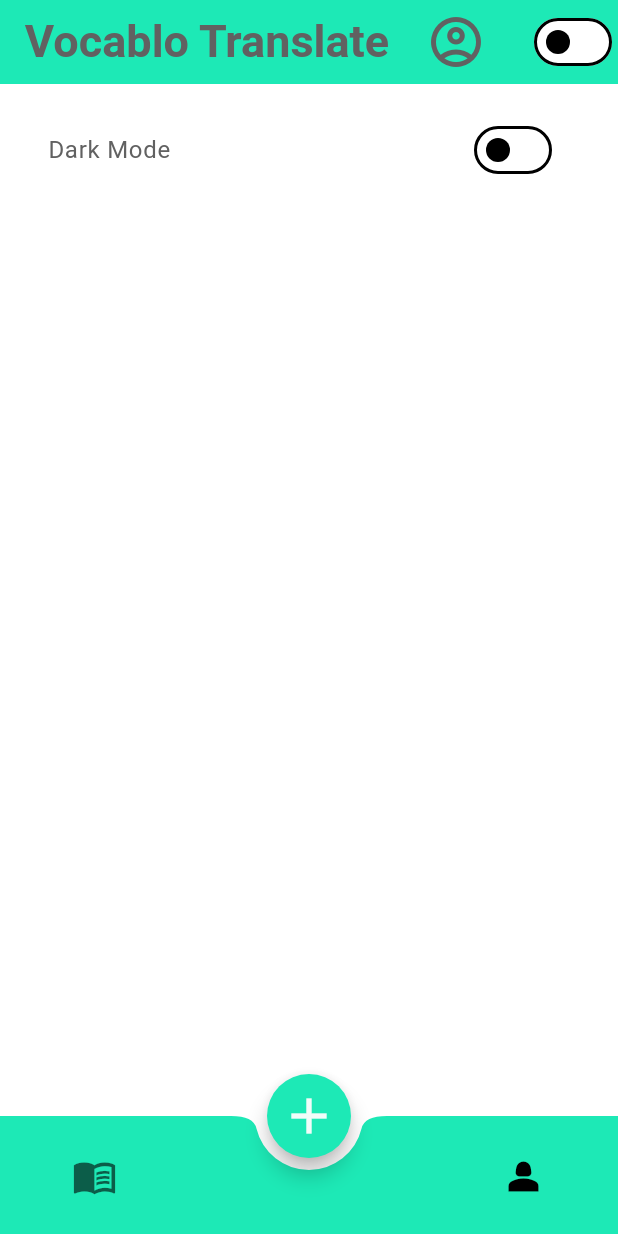
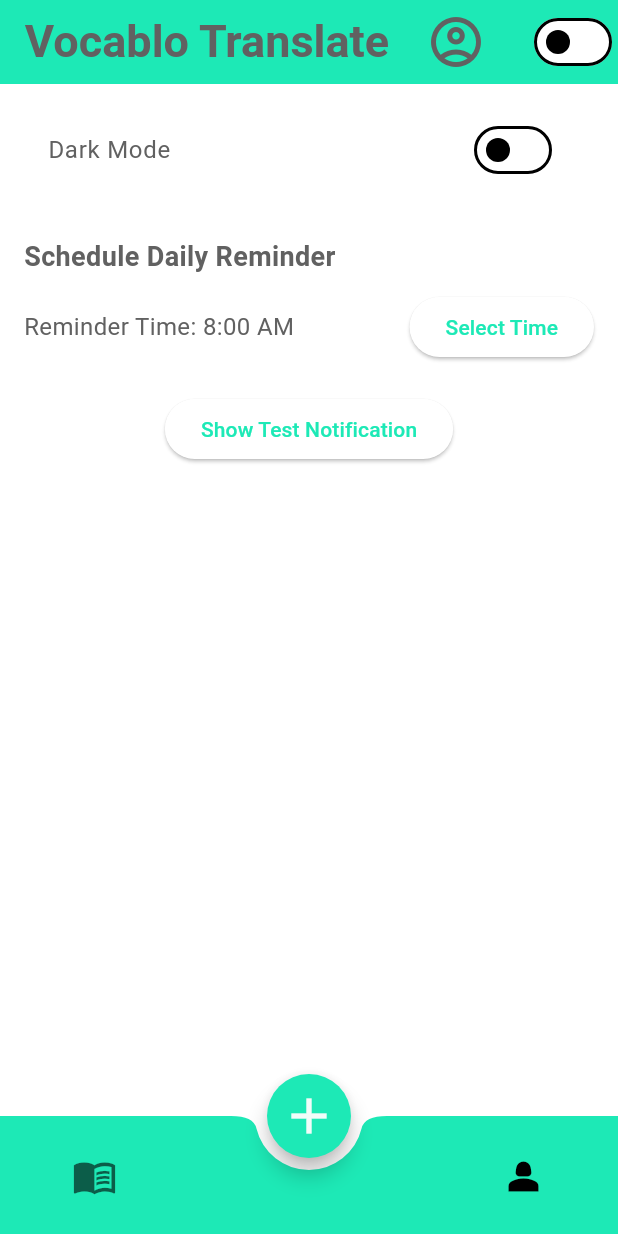
Before and after one commit to Nadun-Charuka/Vocablo, a Flutter app: the screen it shows after launch, after a tap on the "compare arrows" icon, after a tap on the "menu book" icon, after a tap on the "person 2" icon, on a phone screen of 412 x 824 dp. Run offline on Flutter 3.47's test engine with Material 3 defaults, Android fonts, the phone set to English and light mode, and no system bars; our stand-ins replace flutter_local_notifications, shared_preferences, timezone; missing offline and left inert: translator.

Commit message:
with errors

```diff
--- a/lib/main.dart
+++ b/lib/main.dart
@@ -1,19 +1,22 @@
 // main.dart
 import 'package:flutter/material.dart';
 import 'package:provider/provider.dart';
-import 'package:vocablo_app/constants/colors.dart';
 
 import 'package:vocablo_app/constants/theme.dart';
 import 'package:vocablo_app/screens/practice_screen.dart';
 import 'package:vocablo_app/screens/add_new_screen.dart';
 import 'package:vocablo_app/screens/profile_screen.dart';
 import 'package:vocablo_app/screens/shared_state.dart';
+import 'package:vocablo_app/services/notification_service.dart';
 import 'package:vocablo_app/widgets/custom_animated_bottomappbar.dart';
 
 import 'package:vocablo_app/widgets/theme_provider.dart'; // Import ThemeProvider
 
+final GlobalKey<NavigatorState> navigatorKey = GlobalKey<NavigatorState>();
+
 void main() async {
   WidgetsFlutterBinding.ensureInitialized();
+  await notificationService.init();
   await sharedState.loadFromLocalStorage(); // Load stored translations
   runApp(
     ChangeNotifierProvider(
@@ -32,6 +35,7 @@ class MyApp extends StatelessWidget {
     final themeProvider = Provider.of<ThemeProvider>(context);
 
     return MaterialApp(
+      navigatorKey: navigatorKey,
       debugShowCheckedModeBanner: false,
       theme: lightTheme, // Defined in theme.dart
       darkTheme: darkTheme, // Defined in theme.dart
@@ -53,7 +57,9 @@ class _MainScreenState extends State<MainScreen> {
   PageController controller = PageController();
 
   final List<Widget> _pages = [
-    PracticeScreen(),
+    PracticeScreen(
+      payload: '',
+    ),
     AddNewScreen(),
     const ProfileScreen(),
   ];
--- a/lib/screens/practice_screen.dart
+++ b/lib/screens/practice_screen.dart
@@ -6,6 +6,10 @@ import 'package:vocablo_app/widgets/custom_sized_box.dart';
 import 'shared_state.dart'; // Import shared state
 
 class PracticeScreen extends StatefulWidget {
+  final String payload;
+
+  PracticeScreen({required this.payload});
+
   @override
   _PracticeScreenState createState() => _PracticeScreenState();
 }
--- a/lib/screens/profile_screen.dart
+++ b/lib/screens/profile_screen.dart
@@ -1,11 +1,31 @@
 // lib/screens/profile_screen.dart
 import 'package:flutter/material.dart';
 import 'package:provider/provider.dart';
+import 'package:vocablo_app/services/notification_service.dart';
+import 'package:vocablo_app/widgets/custom_sized_box.dart';
 import 'package:vocablo_app/widgets/theme_provider.dart';
 import '../widgets/custom_appbar.dart'; // Import CustomAppbar
 
-class ProfileScreen extends StatelessWidget {
+class ProfileScreen extends StatefulWidget {
   const ProfileScreen({super.key});
+
+  @override
+  State<ProfileScreen> createState() => _ProfileScreenState();
+}
+
+class _ProfileScreenState extends State<ProfileScreen> {
+  TimeOfDay _selectedTime = TimeOfDay(hour: 8, minute: 0); // Default time
+  Future<void> _selectTime(BuildContext context) async {
+    final TimeOfDay? picked = await showTimePicker(
+      context: context,
+      initialTime: _selectedTime,
+    );
+    if (picked != null && picked != _selectedTime) {
+      setState(() {
+        _selectedTime = picked;
+      });
+    }
+  }
 
   @override
   Widget build(BuildContext context) {
@@ -27,6 +47,40 @@ class ProfileScreen extends StatelessWidget {
                 },
               ),
             ),
+            CustomSizedBox2(),
+            Align(
+              alignment: Alignment.centerLeft,
+              child: Text(
+                "Schedule Daily Reminder",
+                style: TextStyle(fontSize: 18, fontWeight: FontWeight.bold),
+              ),
+            ),
+            SizedBox(height: 10),
+            Row(
+              children: [
+                Text(
+                  "Reminder Time: ${_selectedTime.format(context)}",
+                  style: TextStyle(fontSize: 16),
+                ),
+                Spacer(),
+                ElevatedButton(
+                  onPressed: () => _selectTime(context),
+                  child: Text("Select Time"),
+                ),
+              ],
+            ),
+            SizedBox(height: 20),
+            ElevatedButton(
+              onPressed: () async {
+                await notificationService.showNotification(
+                  id: 0,
+                  title: "Test Notification",
+                  body: "This is a test notification.",
+                  payload: "test_payload",
+                );
+              },
+              child: const Text("Show Test Notification"),
+            ),
           ],
         ),
       ),
--- /dev/null
+++ b/lib/services/notification_service.dart
@@ -0,0 +1,123 @@
+// lib/services/notification_service.dart
+
+import 'package:flutter_local_notifications/flutter_local_notifications.dart';
+import 'package:flutter/material.dart';
+import 'package:timezone/timezone.dart' as tz;
+import 'package:timezone/data/latest_all.dart' as tz;
+import 'package:vocablo_app/main.dart';
+import 'package:vocablo_app/screens/practice_screen.dart';
+
+class NotificationService {
+  // Singleton pattern
+  static final NotificationService _instance = NotificationService._internal();
+  factory NotificationService() => _instance;
+  NotificationService._internal();
+
+  final FlutterLocalNotificationsPlugin flutterLocalNotificationsPlugin =
+      FlutterLocalNotificationsPlugin();
+
+  Future<void> init() async {
+    // Initialize timezone package
+    tz.initializeTimeZones();
+    final String timeZoneName = await tz.local.name;
+    tz.setLocalLocation(tz.getLocation(timeZoneName));
+
+    // Android initialization
+    const AndroidInitializationSettings initializationSettingsAndroid =
+        AndroidInitializationSettings(
+            '@drawable/ic_notification'); // Ensure this icon exists
+
+    // iOS initialization
+    // final IOSInitializationSettings initializationSettingsIOS =
+    //     IOSInitializationSettings(
+    //   requestSoundPermission: true,
+    //   requestBadgePermission: true,
+    //   requestAlertPermission: true,
+    //   onDidReceiveLocalNotification: onDidReceiveLocalNotification,
+    // );
+
+    // Initialization settings for all platforms
+    final InitializationSettings initializationSettings =
+        InitializationSettings(
+      android: initializationSettingsAndroid,
+      // iOS: initializationSettingsIOS,
+    );
+
+    await flutterLocalNotificationsPlugin.initialize(
+      initializationSettings,
+      onDidReceiveNotificationResponse: onDidReceiveNotificationResponse,
+    );
+
+    // Create notification channels
+    await _createNotificationChannels();
+  }
+
+  Future<void> _createNotificationChannels() async {
+    const AndroidNotificationChannel channel = AndroidNotificationChannel(
+      'vocablo_channel_id', // id
+      'Vocablo Notifications', // title
+      description: 'Channel for Vocablo app notifications',
+      importance: Importance.max,
+    );
+
+    await flutterLocalNotificationsPlugin
+        .resolvePlatformSpecificImplementation<
+            AndroidFlutterLocalNotificationsPlugin>()
+        ?.createNotificationChannel(channel);
+  }
+
+  // For iOS (older versions)
+  Future onDidReceiveLocalNotification(
+      int id, String? title, String? body, String? payload) async {
+    // Handle the received notification, perhaps show a dialog
+  }
+
+  // Handle notification taps
+  Future<void> onDidReceiveNotificationResponse(
+      NotificationResponse response) async {
+    final String? payload = response.payload;
+    if (payload != null) {
+      // Navigate to a specific screen based on the payload
+      navigatorKey.currentState?.push(
+        MaterialPageRoute(
+          builder: (context) => PracticeScreen(payload: payload),
+        ),
+      );
+    }
+  }
+
+  // Example method to show a notification
+  Future<void> showNotification({
+    required int id,
+    required String title,
+    required String body,
+    String? payload,
+  }) async {
+    const AndroidNotificationDetails androidPlatformChannelSpecifics =
+        AndroidNotificationDetails(
+      'vocablo_channel_id',
+      'Vocablo Notifications',
+      channelDescription: 'Channel for Vocablo app notifications',
+      importance: Importance.max,
+      priority: Priority.high,
+      showWhen: false,
+    );
+
+    const NotificationDetails platformChannelSpecifics = NotificationDetails(
+      android: androidPlatformChannelSpecifics,
+      //iOS: IOSNotificationDetails(),
+    );
+
+    await flutterLocalNotificationsPlugin.show(
+      id,
+      title,
+      body,
+      platformChannelSpecifics,
+      payload: payload,
+    );
+  }
+
+  // Additional methods like scheduling can be added here
+}
+
+final notificationService = NotificationService();
--- a/pubspec.yaml
+++ b/pubspec.yaml
@@ -39,6 +39,7 @@ dependencies:
   shared_preferences: ^2.0.15
   intl: ^0.20.1
   provider: ^6.0.0
+  flutter_local_notifications: ^12.0.3
 
 
 
```
Also changed, not shown: lib/screens/specific_screen.dart (added, +30 -0 lines), pubspec.lock, 10 other files.
